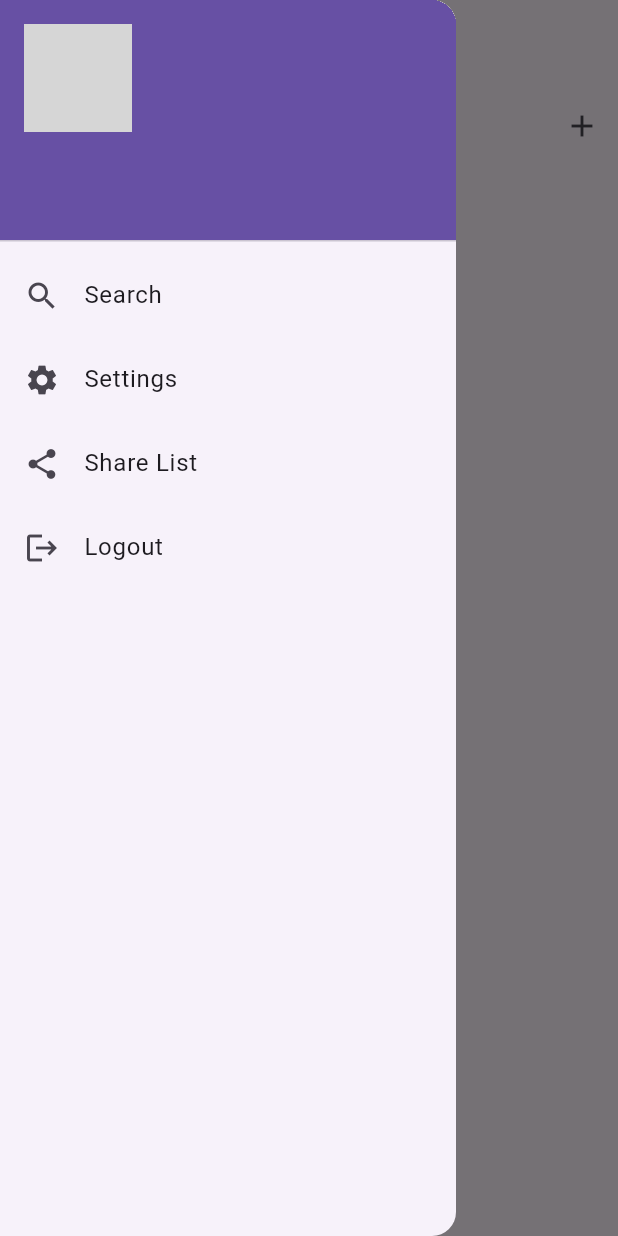
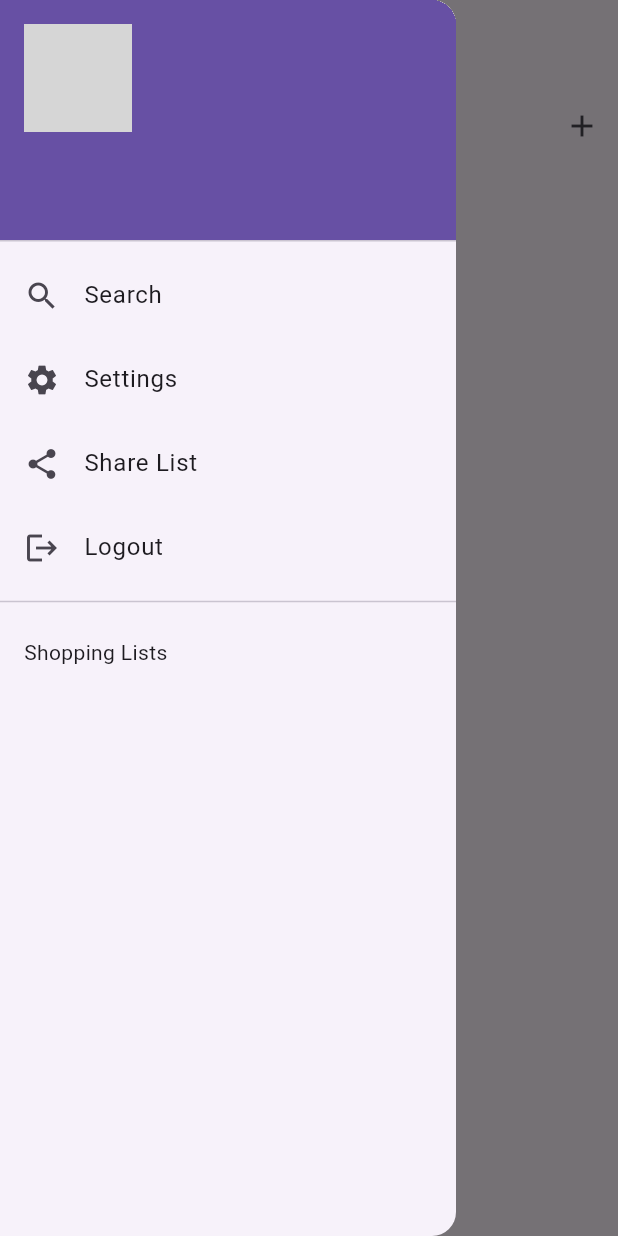
Before and after one commit to job000/handlenoe, a Flutter app: the screen it shows once a user with an empty profile is signed in, with the side drawer open, on a phone screen of 412 x 824 dp. Run offline on Flutter 3.47's test engine with Material 3 defaults, Android fonts, the phone set to English and light mode, and no system bars; our stand-ins replace cloud_firestore, firebase_auth, firebase_core, flutter_slidable, google_sign_in, shared_preferences; accounts and stored records are empty; network calls fail; grey boxes are pictures that could not be loaded.

```diff
--- a/lib/main.dart
+++ b/lib/main.dart
@@ -42,7 +42,7 @@ class MyApp extends StatelessWidget {
               if (authProvider.user == null) {
                 return const LoginScreen();
               } else {
-                return const MainScreen();
+                return MainScreen();
               }
             },
           ),
--- a/lib/models/shopping_item_model.dart
+++ b/lib/models/shopping_item_model.dart
@@ -23,6 +23,15 @@ class ShoppingItem {
     );
   }
 
+  factory ShoppingItem.fromMap(Map<String, dynamic> data, String documentId) {
+    return ShoppingItem(
+      id: documentId,
+      name: data['name'],
+      isBought: data['isBought'],
+      createdBy: data['createdBy'],
+    );
+  }
+
   Map<String, dynamic> toMap() {
     return {
       'name': name,
@@ -31,7 +40,12 @@ class ShoppingItem {
     };
   }
 
-  ShoppingItem copyWith({String? id, String? name, bool? isBought, String? createdBy}) {
+  ShoppingItem copyWith({
+    String? id,
+    String? name,
+    bool? isBought,
+    String? createdBy,
+  }) {
     return ShoppingItem(
       id: id ?? this.id,
       name: name ?? this.name,
--- a/lib/providers/shopping_list_provider.dart
+++ b/lib/providers/shopping_list_provider.dart
@@ -13,9 +13,7 @@ class ShoppingListProvider with ChangeNotifier {
   Future<void> fetchShoppingLists(String userId) async {
     _shoppingLists = await _shoppingService.getShoppingLists(userId);
     for (var list in _shoppingLists) {
-      // Correctly handle the assignment for items
-      final items = await _shoppingService.getItemsForList(list.id);
-      list.items = items.map((item) => item.name).toList(); // Assuming ShoppingItem has a 'name' field
+      list.items = await _shoppingService.getItemsForList(list.id);
     }
     notifyListeners();
   }
--- a/lib/screens/home_screen.dart
+++ b/lib/screens/home_screen.dart
@@ -25,7 +25,7 @@ class _HomeScreenState extends State<HomeScreen> {
               if (mounted) {
                 Navigator.pushReplacement(
                   context,
-                  MaterialPageRoute(builder: (context) => const MainScreen()),
+                  MaterialPageRoute(builder: (context) =>  MainScreen()),
                 );
               }
             },
--- a/lib/screens/main_screen.dart
+++ b/lib/screens/main_screen.dart
@@ -1,3 +1,5 @@
+// ignore_for_file: unused_import
+
 import 'package:flutter/material.dart';
 import 'package:provider/provider.dart';
 import '../providers/auth_provider.dart';
@@ -19,7 +21,7 @@ class MainScreen extends StatelessWidget {
             appBar: AppBar(
               title: const Text('Shopping List App'),
             ),
-            drawer: const DrawerMenu(), // Removed listId
+            drawer:  const DrawerMenu(), // Removed listId
             body: const ShoppingListScreen(),
           );
         }
--- a/lib/screens/share_screen.dart
+++ b/lib/screens/share_screen.dart
@@ -6,7 +6,7 @@ import '../providers/auth_provider.dart';
 import '../models/shopping_list_model.dart'; // Import the ShoppingList model
 
 class ShareScreen extends StatefulWidget {
-  const ShareScreen({Key? key}) : super(key: key);
+  const ShareScreen({Key? key, required String listId}) : super(key: key);
 
   @override
   _ShareScreenState createState() => _ShareScreenState();
--- a/lib/widgets/drawer_menu.dart
+++ b/lib/widgets/drawer_menu.dart
@@ -1,16 +1,21 @@
 import 'package:flutter/material.dart';
 import 'package:provider/provider.dart';
 import '../providers/auth_provider.dart';
+import '../providers/shopping_list_provider.dart';
 import '../screens/settings_screen.dart';
 import '../screens/search_screen.dart';
 import '../screens/share_screen.dart';
+import '../screens/shopping_item_screen.dart';
+import '../models/shopping_list_model.dart';
 
 class DrawerMenu extends StatelessWidget {
   const DrawerMenu({Key? key}) : super(key: key);
 
   @override
   Widget build(BuildContext context) {
-    final user = Provider.of<AuthProvider>(context).user;
+    final authProvider = Provider.of<AuthProvider>(context);
+    final shoppingListProvider = Provider.of<ShoppingListProvider>(context);
+    final user = authProvider.user;
 
     return Drawer(
       child: ListView(
@@ -52,7 +57,7 @@ class DrawerMenu extends StatelessWidget {
             onTap: () {
               Navigator.push(
                 context,
-                MaterialPageRoute(builder: (context) => const ShareScreen()),
+                MaterialPageRoute(builder: (context) => const ShareScreen(listId: '')),
               );
             },
           ),
@@ -64,6 +69,35 @@ class DrawerMenu extends StatelessWidget {
               Navigator.of(context).popUntil((route) => route.isFirst);
             },
           ),
+          const Divider(),
+          const Padding(
+            padding: EdgeInsets.all(16.0),
+            child: Text('Shopping Lists'),
+          ),
+          StreamBuilder(
+            stream: shoppingListProvider.getShoppingListsStream(user?.uid ?? ''),
+            builder: (context, snapshot) {
+              if (!snapshot.hasData) {
+                return const Center(child: CircularProgressIndicator());
+              }
+              final shoppingLists = snapshot.data!.docs.map((doc) => ShoppingList.fromDocument(doc)).toList();
+              return Column(
+                children: shoppingLists.map((list) {
+                  return ListTile(
+                    title: Text(list.name),
+                    onTap: () {
+                      Navigator.push(
+                        context,
+                        MaterialPageRoute(
+                          builder: (context) => ShoppingItemScreen(list: list),
+                        ),
+                      );
+                    },
+                  );
+                }).toList(),
+              );
+            },
+          ),
         ],
       ),
     );
--- a/pubspec.yaml
+++ b/pubspec.yaml
@@ -41,6 +41,7 @@ dependencies:
   cloud_firestore: ^5.0.0
   shared_preferences: ^2.2.3
   google_sign_in: ^6.2.1
+  flutter_slidable: ^3.1.0
 
 dev_dependencies:
   flutter_test:
@@ -66,7 +67,7 @@ flutter:
 
   # To add assets to your application, add an assets section, like this:
   # assets:
-  #   - images/a_dot_burr.jpeg
+  #   - assets/default-avatar.png
   #   - images/a_dot_ham.jpeg
 
   # An image asset can refer to one or more resolution-specific "variants", see
```
Also changed, not shown: lib/models/shopping_list_model.dart (+11 -8 lines), lib/screens/shopping_item_screen.dart (+3 -5 lines), lib/screens/shopping_list_screen.dart (+2 -8 lines), lib/services/shopping_service.dart (+22 -22 lines), lib/widgets/shopping_item_tile.dart (+28 -27 lines), lib/widgets/shopping_list_tile.dart (+41 -10 lines), pubspec.lock, 1 other file.
